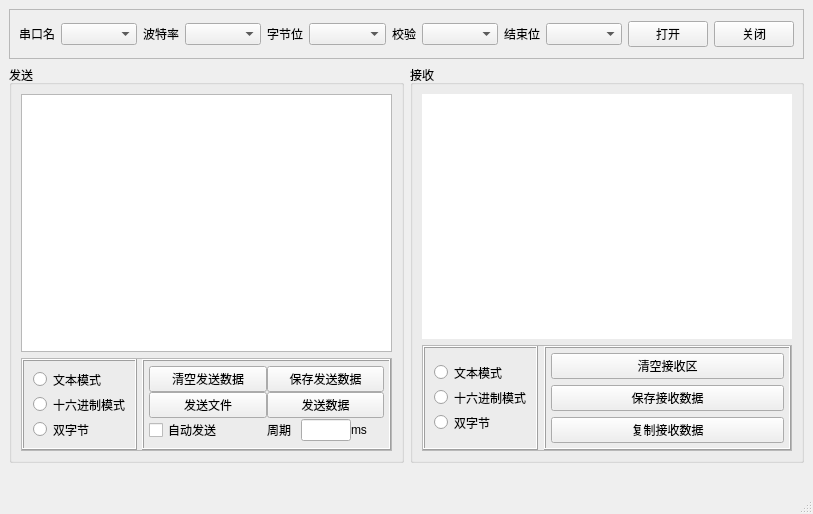
Above: MainWindow.ui from kerwinxu/ComHelper before the change. Below: the same form after it.
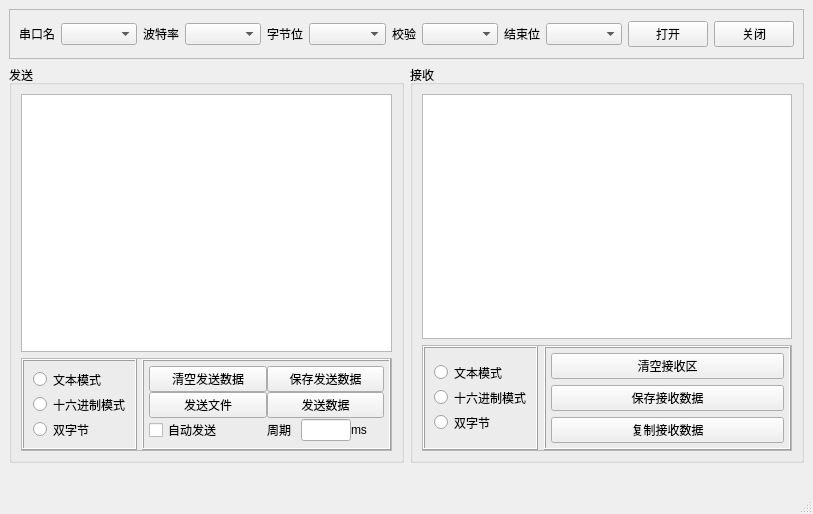
That is the form after the change.

Patch:
```diff
--- a/MainWindow.ui
+++ b/MainWindow.ui
@@ -403,11 +403,7 @@
            <item>
             <layout class="QVBoxLayout" name="verticalLayout_4">
              <item>
-              <widget class="QTextEdit" name="txt_recv">
-               <property name="styleSheet">
-                <string notr="true">border:1px</string>
-               </property>
-              </widget>
+              <widget class="QPlainTextEdit" name="txt_recv"/>
              </item>
              <item>
               <widget class="QFrame" name="frame_5">
```
Left out of the diff: 2 changed lines with no effect on the pictures.
